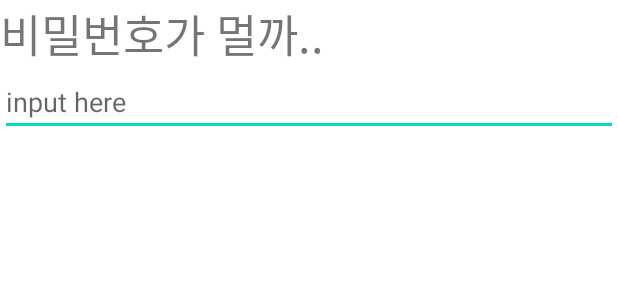
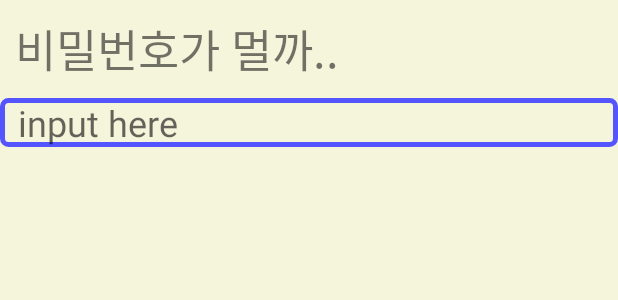
Before and after one commit to hochany95/impteenSummer, an Android app: the layout init_password_dialog.xml on its own in the app's theme, with its tools: preview values and no code run, on a phone screen of 412 x 824 dp. Shown: the top 300 px of the screen. Run offline under Robolectric (Android 15) with nearby library versions, the phone set to English and light mode, and no system bars.

Commit message:
add init option & custom dialog

```diff
--- a/EscapeRoomApp/app/src/main/java/com/impacteen/hochan/escaperoomapp/MissionFragment01.java
+++ b/EscapeRoomApp/app/src/main/java/com/impacteen/hochan/escaperoomapp/MissionFragment01.java
@@ -89,7 +89,7 @@ public class MissionFragment01 extends Fragment {
                     Toast.makeText(mContext, "Wrong, try again", Toast.LENGTH_SHORT).show();
                 }
                 inputPW.setText("");
-                inputPW.setHint("input here..");
+                inputPW.setHint("  input here..");
             }
         });
         builder.setNegativeButton("test", new DialogInterface.OnClickListener() {
--- a/EscapeRoomApp/app/src/main/java/com/impacteen/hochan/escaperoomapp/MissionFragment03.java
+++ b/EscapeRoomApp/app/src/main/java/com/impacteen/hochan/escaperoomapp/MissionFragment03.java
@@ -31,9 +31,9 @@ public class MissionFragment03 extends Fragment {
     public View onCreateView(@NonNull LayoutInflater inflater, @Nullable ViewGroup container, @Nullable Bundle savedInstanceState) {
         mContext = container.getContext();
         binding = FragmentMission03Binding.inflate(inflater, container, false);
-        binding.answer3.setOnClickListener(view -> {
-            mListener.event(CURRENT_STAGE, MyConfig.CORRECT_ANSWER);
-        });
+//        binding.answer3.setOnClickListener(view -> {
+//            mListener.event(CURRENT_STAGE, MyConfig.CORRECT_ANSWER);
+//        });
         return binding.getRoot();
     }
 
--- a/EscapeRoomApp/app/src/main/java/com/impacteen/hochan/escaperoomapp/MissionFragment04.java
+++ b/EscapeRoomApp/app/src/main/java/com/impacteen/hochan/escaperoomapp/MissionFragment04.java
@@ -31,9 +31,9 @@ public class MissionFragment04 extends Fragment {
     public View onCreateView(@NonNull LayoutInflater inflater, @Nullable ViewGroup container, @Nullable Bundle savedInstanceState) {
         mContext = container.getContext();
         binding = FragmentMission04Binding.inflate(inflater, container, false);
-        binding.answer4.setOnClickListener(view -> {
-            mListener.event(CURRENT_STAGE, MyConfig.CORRECT_ANSWER);
-        });
+//        binding.answer4.setOnClickListener(view -> {
+//            mListener.event(CURRENT_STAGE, MyConfig.CORRECT_ANSWER);
+//        });
         return binding.getRoot();
     }
 
--- a/EscapeRoomApp/app/src/main/java/com/impacteen/hochan/escaperoomapp/MissionFragment05.java
+++ b/EscapeRoomApp/app/src/main/java/com/impacteen/hochan/escaperoomapp/MissionFragment05.java
@@ -32,9 +32,9 @@ public class MissionFragment05 extends Fragment {
     public View onCreateView(@NonNull LayoutInflater inflater, @Nullable ViewGroup container, @Nullable Bundle savedInstanceState) {
         mContext = container.getContext();
         binding = FragmentMission05Binding.inflate(inflater, container, false);
-        binding.answer5.setOnClickListener(view -> {
-            mListener.event(CURRENT_STAGE, MyConfig.CORRECT_ANSWER);
-        });
+//        binding.answer5.setOnClickListener(view -> {
+//            mListener.event(CURRENT_STAGE, MyConfig.CORRECT_ANSWER);
+//        });
         return binding.getRoot();
     }
 
--- a/EscapeRoomApp/app/src/main/java/com/impacteen/hochan/escaperoomapp/conf/MyConfig.java
+++ b/EscapeRoomApp/app/src/main/java/com/impacteen/hochan/escaperoomapp/conf/MyConfig.java
@@ -2,17 +2,17 @@ package com.impacteen.hochan.escaperoomapp.conf;
 
 public class MyConfig {
 
-    public static boolean testMode = false;
+    public static boolean TEST_MODE = false;
     public static int CurrentStage = 0;
     public static int LAST_STAGE = 10;
     public static int LAST_OPEN = 1;
 
     public static boolean isTestMode() {
-        return testMode;
+        return TEST_MODE;
     }
 
     public static void setTestMode(boolean value) {
-        testMode = value;
+        TEST_MODE = value;
     }
 
     public static int getCurrentStage() {
--- /dev/null
+++ b/EscapeRoomApp/app/src/main/res/drawable/edit_text_custom.xml
@@ -0,0 +1,24 @@
+<?xml version="1.0" encoding="utf-8"?>
+
+<selector xmlns:android="http://schemas.android.com/apk/res/android">
+    <item android:state_focused="true">
+        <shape xmlns:android="http://schemas.android.com/apk/res/android" android:shape="rectangle">
+            <stroke
+                android:width="3dp"
+                android:color="#5555FF" />
+            <corners android:radius="4dp"/>
+            <solid
+                android:color="@color/beige" />
+        </shape>
+    </item>
+    <item android:state_focused="false">
+        <shape xmlns:android="http://schemas.android.com/apk/res/android" android:shape="rectangle">
+            <stroke
+                android:width="3dp"
+                android:color="#EEEEEE" />
+            <corners android:radius="4dp"/>
+            <solid
+                android:color="@color/silver" />
+        </shape>
+    </item>
+</selector>
--- a/EscapeRoomApp/app/src/main/res/layout/fragment_mission01.xml
+++ b/EscapeRoomApp/app/src/main/res/layout/fragment_mission01.xml
@@ -25,6 +25,6 @@
         android:layout_height="match_parent"
         android:adjustViewBounds="true"
         android:visibility="visible"
-        android:src="@drawable/sample_image" />
+        android:src="@drawable/zoom_script" />
 
 </RelativeLayout>
--- a/EscapeRoomApp/app/src/main/res/layout/init_password_dialog.xml
+++ b/EscapeRoomApp/app/src/main/res/layout/init_password_dialog.xml
@@ -2,20 +2,25 @@
 <LinearLayout xmlns:android="http://schemas.android.com/apk/res/android"
     android:layout_width="match_parent"
     android:layout_height="match_parent"
+    android:background="@color/beige"
     android:orientation="vertical">
 
     <TextView
         android:id="@+id/dialogTextView"
         android:layout_width="match_parent"
         android:layout_height="wrap_content"
-        android:textSize="30dp"
+        android:textSize="30sp"
+        android:padding="10dp"
         android:text="비밀번호가 멀까.." />
 
     <EditText
         android:id="@+id/inputBox"
         android:layout_width="match_parent"
         android:layout_height="wrap_content"
-        android:ems="10"
+        android:ems="13"
+        android:textSize="24sp"
         android:inputType="text"
-        android:hint="input here" />
+        android:background="@drawable/edit_text_custom"
+        android:hint="  input here" />
+
 </LinearLayout>
```
Also changed, not shown: EscapeRoomApp/app/src/main/java/com/impacteen/hochan/escaperoomapp/InitActivity.java (+36 -29 lines), EscapeRoomApp/app/src/main/java/com/impacteen/hochan/escaperoomapp/MainActivity.java (+27 -2 lines), EscapeRoomApp/app/src/main/res/layout/activity_init.xml (+15 -10 lines), EscapeRoomApp/app/src/main/res/drawable/init_screen_image.jpg (added), EscapeRoomApp/app/src/main/res/drawable/zoom_script.png (added).
